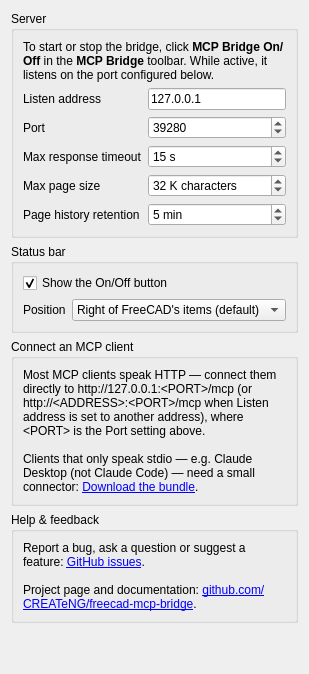
Above: freecad/mcp_bridge/Resources/Ui/preferences.ui from CREATeNG/freecad-mcp-bridge before the change. Below: the same form after it.
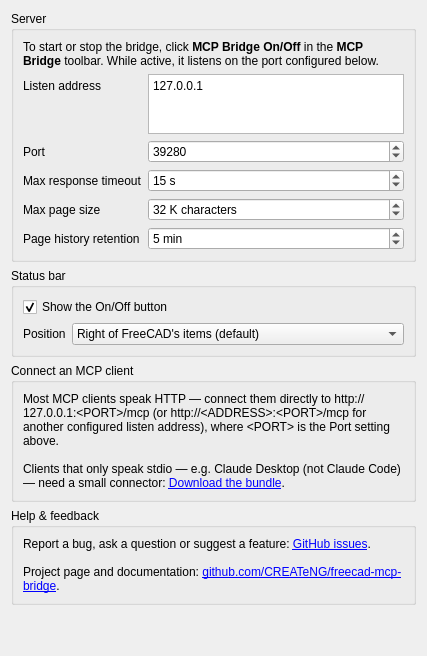
That is the form after the change. Custom widgets are drawn as their Qt base class.

Commit message:
Support a multi-line list of listen addresses with single risk dialog (#50)
Matter: ed53jt5e

Patch:
```diff
--- a/freecad/mcp_bridge/Resources/Ui/preferences.ui
+++ b/freecad/mcp_bridge/Resources/Ui/preferences.ui
@@ -33,11 +33,29 @@
        </widget>
       </item>
       <item row="1" column="1">
-       <widget class="Gui::PrefLineEdit" name="listenAddressLineEdit">
+       <widget class="Gui::PrefTextEdit" name="listenAddressTextEdit">
+        <property name="minimumSize">
+         <size>
+          <width>0</width>
+          <height>60</height>
+         </size>
+        </property>
+        <property name="maximumSize">
+         <size>
+          <width>16777215</width>
+          <height>60</height>
+         </size>
+        </property>
         <property name="toolTip">
          <string>Address to listen on (127.0.0.1 stays bound alongside any other address). Used the next time the bridge is switched on.</string>
         </property>
-        <property name="text">
+        <property name="tabChangesFocus">
+         <bool>true</bool>
+        </property>
+        <property name="acceptRichText">
+         <bool>false</bool>
+        </property>
+        <property name="plainText">
          <string>127.0.0.1</string>
         </property>
         <property name="placeholderText">
@@ -261,7 +279,7 @@
          <enum>Qt::RichText</enum>
         </property>
         <property name="text">
-         <string>Most MCP clients speak HTTP — connect them directly to http://127.0.0.1:&amp;lt;PORT&amp;gt;/mcp (or http://&amp;lt;ADDRESS&amp;gt;:&amp;lt;PORT&amp;gt;/mcp when Listen address is set to another address), where &amp;lt;PORT&amp;gt; is the Port setting above.&lt;br/&gt;&lt;br/&gt;Clients that only speak stdio — e.g. Claude Desktop (not Claude Code) — need a small connector: &lt;a href="https://github.com/CREATeNG/freecad-mcp-bridge/releases/latest/download/freecad-mcp-bridge.mcpb"&gt;Download the bundle&lt;/a&gt;.</string>
+         <string>Most MCP clients speak HTTP — connect them directly to http://127.0.0.1:&amp;lt;PORT&amp;gt;/mcp (or http://&amp;lt;ADDRESS&amp;gt;:&amp;lt;PORT&amp;gt;/mcp for another configured listen address), where &amp;lt;PORT&amp;gt; is the Port setting above.&lt;br/&gt;&lt;br/&gt;Clients that only speak stdio — e.g. Claude Desktop (not Claude Code) — need a small connector: &lt;a href="https://github.com/CREATeNG/freecad-mcp-bridge/releases/latest/download/freecad-mcp-bridge.mcpb"&gt;Download the bundle&lt;/a&gt;.</string>
         </property>
         <property name="wordWrap">
          <bool>true</bool>
@@ -316,8 +334,8 @@
  </widget>
  <customwidgets>
   <customwidget>
-   <class>Gui::PrefLineEdit</class>
-   <extends>QLineEdit</extends>
+   <class>Gui::PrefTextEdit</class>
+   <extends>QTextEdit</extends>
    <header>Gui/PrefWidgets.h</header>
   </customwidget>
   <customwidget>
```
Left out of the diff: 2 changed lines with no effect on the pictures. The commit also changes 10 other files.
